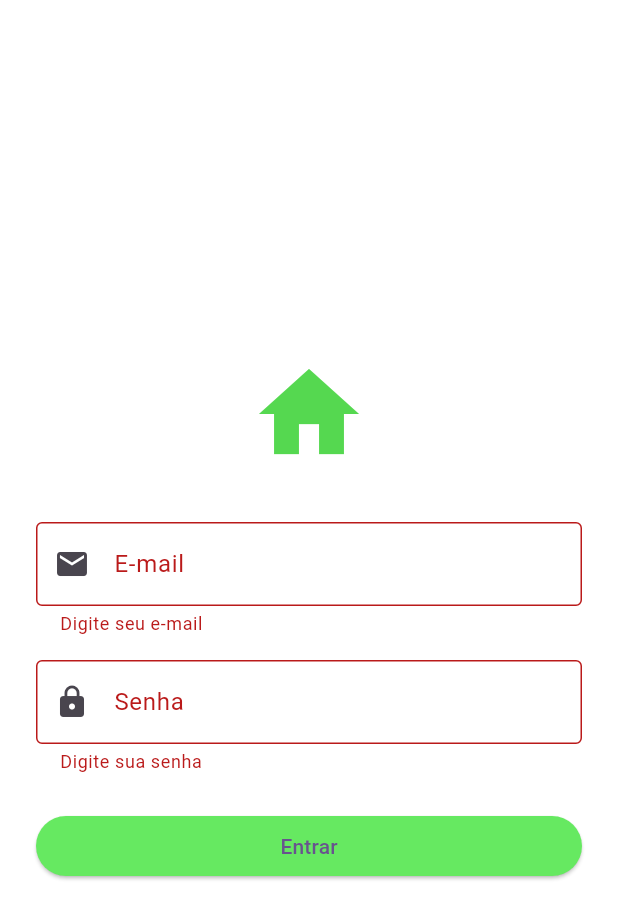
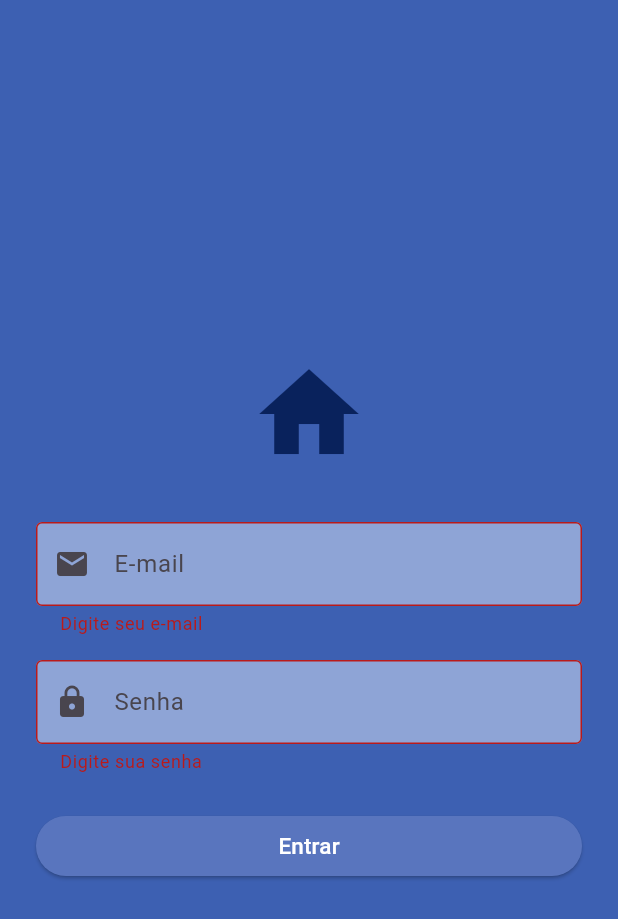
Before and after one commit to JoaoCleiton12/CondominioConectado, a Flutter app: the screen it shows after launch, after a tap on "Entrar", on a phone screen of 412 x 824 dp. Shown: the top 919 px of the screen. Run offline on Flutter 3.47's test engine with Material 3 defaults, Android fonts, the phone set to English and light mode, and no system bars; our stand-ins replace sqflite; accounts and stored records are empty.

Commit message:
att de cores, implementacao de bd

```diff
--- a/lib/pages/login_page.dart
+++ b/lib/pages/login_page.dart
@@ -1,5 +1,6 @@
 import 'package:flutter/material.dart';
 import 'home_page.dart';
+import 'package:condomonioconectado/database/database_helper.dart'; // importa o helper com o método buscarUsuario
 
 class LoginPage extends StatefulWidget {
   const LoginPage({super.key});
@@ -13,26 +14,42 @@ class _LoginPageState extends State<LoginPage> {
   final TextEditingController _emailController = TextEditingController();
   final TextEditingController _senhaController = TextEditingController();
 
-  void _fazerLogin() {
+void _fazerLogin() async {
   if (_formKey.currentState!.validate()) {
     String email = _emailController.text;
     String senha = _senhaController.text;
 
-      // Aqui você pode fazer a lógica de autenticação
-      print('Email: $email');
-      print('Senha: $senha');
+    final dbHelper = DatabaseHelper();
+    final usuario = await dbHelper.autenticarUsuario(email, senha);
 
+    if (usuario != null) {
       Navigator.pushReplacement(
         context,
-        MaterialPageRoute(builder: (_) => const HomePage()),
+        MaterialPageRoute(
+          builder: (_) => HomePage(usuario: usuario),
+        ),
+      );
+    } else {
+      showDialog(
+        context: context,
+        builder: (_) => AlertDialog(
+          title: const Text('Erro'),
+          content: const Text('E-mail ou senha incorretos.'),
+          actions: [
+            TextButton(
+              onPressed: () => Navigator.pop(context),
+              child: const Text('OK'),
+            )
+          ],
+        ),
       );
     }
   }
-
+}
   @override
   Widget build(BuildContext context) {
     return Scaffold(
-      backgroundColor: const Color.fromARGB(255, 255, 255, 255),
+      backgroundColor: const Color.fromARGB(255, 61, 96, 178),
       body: Center(
         child: Padding(
           padding: const EdgeInsets.all(24.0),
@@ -42,14 +59,16 @@ class _LoginPageState extends State<LoginPage> {
               child: Column(
                 mainAxisAlignment: MainAxisAlignment.center,
                 children: [
-                  const Icon(Icons.home, size: 80, color: Color.fromARGB(255, 85, 216, 80)),
+                  const Icon(Icons.home, size: 80, color: Color.fromARGB(255, 9, 34, 92)),
                   const SizedBox(height: 32),
                   TextFormField(
                     controller: _emailController,
                     decoration: const InputDecoration(
-                      labelText: 'E-mail',
+                      hintText: 'E-mail',
                       border: OutlineInputBorder(),
                       prefixIcon: Icon(Icons.email),
+                      filled: true,
+                      fillColor: Color.fromARGB(255, 142, 164, 214),
                     ),
                     keyboardType: TextInputType.emailAddress,
                     validator: (value) {
@@ -62,9 +81,11 @@ class _LoginPageState extends State<LoginPage> {
                   TextFormField(
                     controller: _senhaController,
                     decoration: const InputDecoration(
-                      labelText: 'Senha',
+                      hintText: 'Senha',
                       border: OutlineInputBorder(),
                       prefixIcon: Icon(Icons.lock),
+                      filled: true,
+                      fillColor: Color.fromARGB(255, 142, 164, 214),
                     ),
                     obscureText: true,
                     validator: (value) {
@@ -79,9 +100,16 @@ class _LoginPageState extends State<LoginPage> {
                     child: ElevatedButton(
                       onPressed: _fazerLogin,
                       style: ElevatedButton.styleFrom(
-                        backgroundColor: const Color.fromARGB(255, 102, 233, 97), // Aqui você muda a cor
+                        backgroundColor: const Color.fromARGB(255, 89, 117, 190),
+                        foregroundColor: Colors.white, // Cor do texto do botão
                       ),
-                        child: const Text('Entrar'),
+                      child: const Text('Entrar',
+                        style: TextStyle(
+                          fontSize: 15
+                        ),
+                      ),
+
+
                     ),
                   ),
                 ],
--- a/pubspec.yaml
+++ b/pubspec.yaml
@@ -31,6 +31,8 @@ dependencies:
   flutter:
     sdk: flutter
 
+  sqflite: ^2.3.0
+  path: ^1.8.3
   # The following adds the Cupertino Icons font to your application.
   # Use with the CupertinoIcons class for iOS style icons.
   cupertino_icons: ^1.0.8
```
Also changed, not shown: lib/database/database_helper.dart (added, +55 -0 lines), lib/pages/home_page.dart (+30 -38 lines), pubspec.lock, 1 other file. Lines whose indentation alone changed are shown as unchanged.
